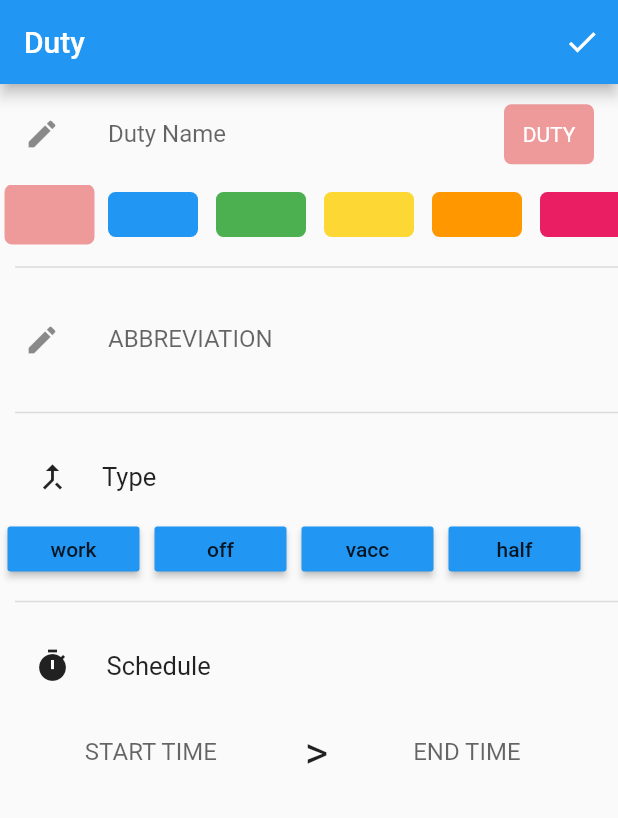
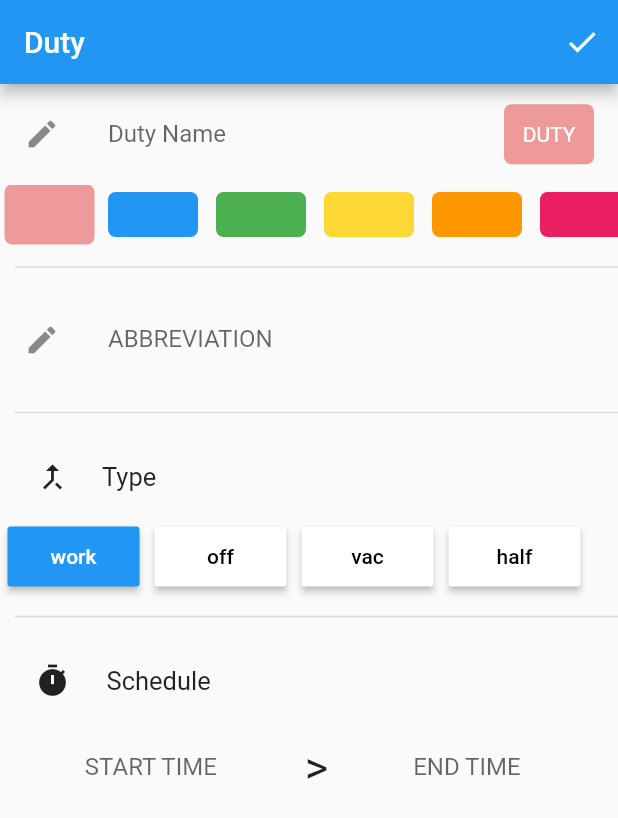
Before and after one commit to Sharan-ayush08/duty_page, a Flutter app: the screen it shows after launch, on a phone screen of 412 x 824 dp. Shown: the top 818 px of the screen. Run offline on Flutter 3.47's test engine with Material 2 defaults, Android fonts, the phone set to English and light mode, and no system bars.

Commit message:
note the changes

```diff
--- a/lib/main.dart
+++ b/lib/main.dart
@@ -1,6 +1,5 @@
-//import 'package:flutter/gestures.dart';
 import 'package:flutter/material.dart';
-// import 'package:flutter/rendering.dart';
+
 import 'package:intl/intl.dart';
 
 void main() {
@@ -23,12 +22,8 @@ class _EditDutyPageState extends State<EditDutyPage> {
   TextEditingController abb = TextEditingController();
   TextEditingController timeinput = TextEditingController();
   TextEditingController timeinput2 = TextEditingController();
-  int currentColor = 0;
-  int currentButton = 0;
-  bool _hasBeenPressed = true;
-  bool _hasBeenPressed1 = false;
-  bool _hasBeenPressed2 = false;
-  bool _hasBeenPressed3 = false;
+  int _selectedColor = 0;
+  int _selectedButton = 0;
 
   final List colors = [
     Color(0xFFEF9A9A),
@@ -43,9 +38,7 @@ class _EditDutyPageState extends State<EditDutyPage> {
     Colors.black
   ];
 
-  // ignore: deprecated_member_use
-  List<String> text = ["work", "off", "vacc", "half"];
-  // get DateFormat => null;
+  List<String> workType = ["work", "off", "vac", "half"];
 
   @override
   void initState() {
@@ -91,21 +84,16 @@ class _EditDutyPageState extends State<EditDutyPage> {
                   width: 60.0,
                   decoration: BoxDecoration(
                     borderRadius: BorderRadius.circular(5),
-                    color: colors[currentColor],
+                    color: colors[_selectedColor],
                   ),
                   child: Center(
                     child: Text(
-                      // ignore: unnecessary_null_comparison
-                      (abb.text.toString() == null ||
-                              abb.text.toString().length == 0)
-                          ? 'DUTY'
-                          : abb.text.toString(),
+                      abb.text.isEmpty ? 'DUTY' : abb.text.toString(),
                       style: TextStyle(color: Colors.white),
                     ),
                   ),
                 ),
               ),
-
               Container(
                 height: 40,
                 width: double.infinity,
@@ -116,20 +104,18 @@ class _EditDutyPageState extends State<EditDutyPage> {
                     return GestureDetector(
                       onTap: () {
                         setState(() {
-                          currentColor = index;
+                          _selectedColor = index;
                         });
                       },
                       child: Container(
-                        margin: currentColor == index
+                        margin: _selectedColor == index
                             ? EdgeInsets.fromLTRB(3, 0, 3, 0)
                             : EdgeInsets.fromLTRB(6, 5, 6, 5),
-
-                        // height: 40,
                         width: 60,
                         decoration: BoxDecoration(
                           borderRadius: BorderRadius.circular(5),
                           border: Border.all(
-                              color: currentColor == index
+                              color: _selectedColor == index
                                   ? colors[index]
                                   : Colors.transparent,
                               width: 4),
@@ -145,7 +131,6 @@ class _EditDutyPageState extends State<EditDutyPage> {
                 indent: 10,
                 thickness: 1,
               ),
-              // Center(child: Text("ABBREVIATION")),
               ListTile(
                 leading: Container(
                   height: double.infinity,
@@ -183,125 +168,31 @@ class _EditDutyPageState extends State<EditDutyPage> {
                   ],
                 ),
               ),
-
-              // Row(
-              //   mainAxisAlignment: MainAxisAlignment.spaceEvenly,
-              //   children: <Widget>[
-              //     ListView.builder(
-              //       itemCount: text.length,
-              //       itemBuilder: (context, index) {
-              //         // ignore: deprecated_member_use
-              //         return GestureDetector(
-              //           onTap: () {
-              //             setState(() {
-              //               currentButton = index;
-              //             });
-              //           },
-              //           // ignore: deprecated_member_use
-              //           child: RaisedButton(
-              //             onPressed: () {},
-              //             textColor: Colors.black,
-              //             child: Text(text[index]),
-              //             color: _hasBeenPressed ? Colors.blue : Colors.white,
-              //           ),
-              //         );
-              //       },
-              //     ),
-              //   ],
-              // ),
               Container(
-                height: 40,
+                height: 50,
                 child: ListView.builder(
                     scrollDirection: Axis.horizontal,
-                    itemCount: text.length,
+                    itemCount: workType.length,
                     itemBuilder: (context, index) {
-                      return GestureDetector(
-                        onTap: () {
-                          setState(() {
-                            currentButton = index;
-                          });
-                        },
-                        child: Padding(
-                          padding: const EdgeInsets.all(5.0),
-                          // ignore: deprecated_member_use
-                          child: RaisedButton(
-                            onPressed: () {
-                              setState(() {});
-                            },
-                            child: Text(text[index]),
-                            color: _hasBeenPressed ? Colors.blue : Colors.white,
-                          ),
+                      return Padding(
+                        padding: const EdgeInsets.all(5.0),
+                        child: RaisedButton(
+                          onPressed: () {
+                            setState(() {
+                              _selectedButton = index;
+                            });
+                          },
+                          child: Text(workType[index]),
+                          color: _selectedButton == index
+                              ? Colors.blue
+                              : Colors.white,
+                          textColor: _selectedButton == index
+                              ? Colors.white
+                              : Colors.black,
                         ),
                       );
                     }),
               ),
-              // Padding(
-              //   padding: const EdgeInsets.only(right: 15.0, left: 15.0),
-              //   child: Row(
-              //     mainAxisAlignment: MainAxisAlignment.spaceEvenly,
-              //     children: <Widget>[
-              //       // ignore: deprecated_member_use
-              //       RaisedButton(
-              //         textColor: Colors.black,
-              //         child: Text("work"),
-              //         color: _hasBeenPressed ? Colors.blue : Colors.white,
-              //         onPressed: () {
-              //           setState(() {
-              //             _hasBeenPressed = !_hasBeenPressed;
-              //             _hasBeenPressed1 = false;
-              //             _hasBeenPressed2 = false;
-              //             _hasBeenPressed3 = false;
-              //           });
-              //         },
-              //       ),
-
-              //       // ignore: deprecated_member_use
-              //       RaisedButton(
-              //         textColor: Colors.black,
-              //         child: Text("off"),
-              //         color: _hasBeenPressed1 ? Colors.blue : Colors.white,
-              //         onPressed: () {
-              //           setState(() {
-              //             _hasBeenPressed1 = !_hasBeenPressed1;
-              //             _hasBeenPressed = false;
-              //             _hasBeenPressed2 = false;
-              //             _hasBeenPressed3 = false;
-              //           });
-              //         },
-              //       ),
-
-              //       // ignore: deprecated_member_use
-              //       RaisedButton(
-              //         textColor: Colors.black,
-              //         child: Text("vac"),
-              //         color: _hasBeenPressed2 ? Colors.blue : Colors.white,
-              //         onPressed: () {
-              //           setState(() {
-              //             _hasBeenPressed2 = !_hasBeenPressed2;
-              //             _hasBeenPressed = false;
-              //             _hasBeenPressed1 = false;
-              //             _hasBeenPressed3 = false;
-              //           });
-              //         },
-              //       ),
-
-              //       //ignore: deprecated_member_use
-              //       RaisedButton(
-              //         textColor: Colors.black,
-              //         child: Text("half"),
-              //         color: _hasBeenPressed3 ? Colors.blue : Colors.white,
-              //         onPressed: () {
-              //           setState(() {
-              //             _hasBeenPressed3 = !_hasBeenPressed3;
-              //             _hasBeenPressed = false;
-              //             _hasBeenPressed1 = false;
-              //             _hasBeenPressed2 = false;
-              //           });
-              //         },
-              //       ),
-              //     ],
-              //   ),
-              // ),
               Divider(
                 height: 30,
                 indent: 10,
@@ -326,7 +217,6 @@ class _EditDutyPageState extends State<EditDutyPage> {
                 ),
               ),
               Row(
-                // crossAxisAlignment: CrossAxisAlignment.center,
                 mainAxisAlignment: MainAxisAlignment.spaceEvenly,
                 children: [
                   Container(
@@ -339,8 +229,6 @@ class _EditDutyPageState extends State<EditDutyPage> {
 
                           decoration: InputDecoration(
                               labelText: "START TIME",
-
-                              // hintText: "Time",
                               border: InputBorder.none),
                           readOnly: true,
                           onTap: () async {
```
